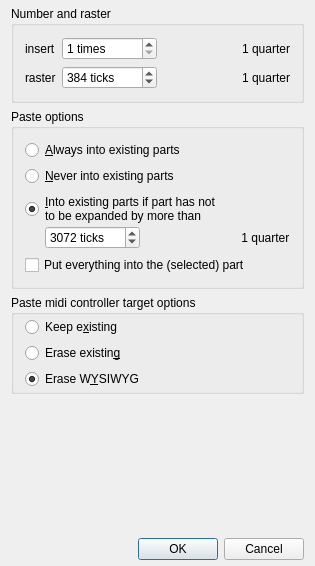
Qt form muse3/muse/components/pasteeventsdialogbase.ui (emrum/muse) before a commit.
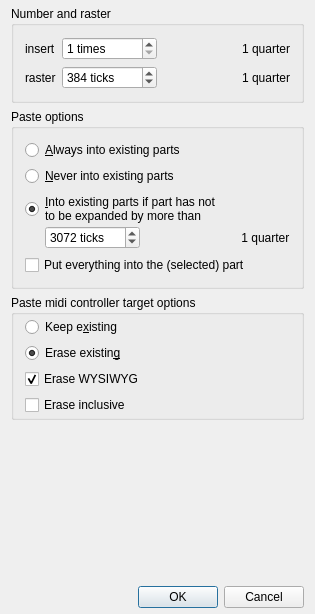
The same form after that commit. Icons and pictures are not drawn.

Commit message: Fix controller paste erase + add new option

Patch:
```diff
--- a/muse3/muse/components/pasteeventsdialogbase.ui
+++ b/muse3/muse/components/pasteeventsdialogbase.ui
@@ -7,7 +7,7 @@
     <x>0</x>
     <y>0</y>
     <width>315</width>
-    <height>566</height>
+    <height>614</height>
    </rect>
   </property>
   <property name="windowTitle">
@@ -301,14 +301,14 @@
          </size>
         </property>
         <property name="checked">
-         <bool>false</bool>
+         <bool>true</bool>
         </property>
        </widget>
       </item>
       <item>
-       <widget class="QRadioButton" name="ctrl_erase_wysiwyg_button">
+       <widget class="QCheckBox" name="ctrl_erase_wysiwyg_button">
         <property name="text">
-         <string>Erase W&amp;YSIWYG</string>
+         <string>Erase WYSIWYG</string>
         </property>
         <property name="icon">
          <iconset resource="../../resources.qrc">
@@ -325,6 +325,23 @@
         </property>
        </widget>
       </item>
+      <item>
+       <widget class="QCheckBox" name="ctrl_erase_inclusive_button">
+        <property name="text">
+         <string>Erase inclusive</string>
+        </property>
+        <property name="icon">
+         <iconset resource="../../resources.qrc">
+          <normaloff>:/svg/paste_ctrl_erase_inclusive.svg</normaloff>:/svg/paste_ctrl_erase_inclusive.svg</iconset>
+        </property>
+        <property name="iconSize">
+         <size>
+          <width>114</width>
+          <height>38</height>
+         </size>
+        </property>
+       </widget>
+      </item>
      </layout>
     </widget>
    </item>
```
The commit also changes 12 other files.
